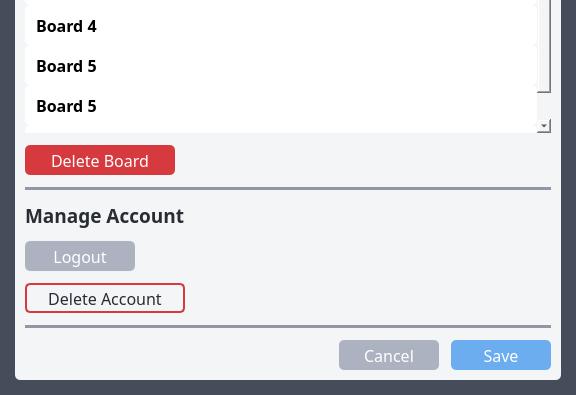
dulapahv/Kanbaru, file src/ui/app_settings.ui: the form before one commit; both pictures show x 0 to 576 and y 283 to 678 of the 576 by 678 pixel window.
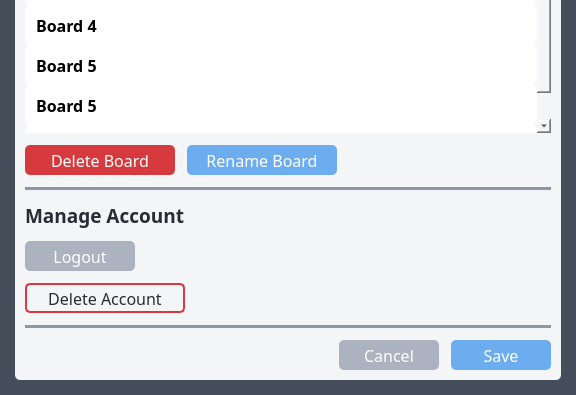
The form after the commit. Icons and pictures are not drawn.

Commit message: Add Firebase integration, add rename button in GUI

```diff
--- a/src/ui/app_settings.ui
+++ b/src/ui/app_settings.ui
@@ -271,6 +271,8 @@
                </widget>
               </item>
               <item>
+               <layout class="QHBoxLayout" name="horizontalLayout_4">
+                <item>
                <widget class="QPushButton" name="btn_delete_board">
                 <property name="sizePolicy">
                  <sizepolicy hsizetype="Fixed" vsizetype="Fixed">
@@ -307,6 +309,57 @@
                </widget>
               </item>
               <item>
+                 <widget class="QPushButton" name="btn_delete_board_2">
+                  <property name="sizePolicy">
+                   <sizepolicy hsizetype="Fixed" vsizetype="Fixed">
+                    <horstretch>0</horstretch>
+                    <verstretch>0</verstretch>
+                   </sizepolicy>
+                  </property>
+                  <property name="minimumSize">
+                   <size>
+                    <width>150</width>
+                    <height>30</height>
+                   </size>
+                  </property>
+                  <property name="font">
+                   <font>
+                    <family>Torus Pro</family>
+                    <pointsize>12</pointsize>
+                   </font>
+                  </property>
+                  <property name="cursor">
+                   <cursorShape>PointingHandCursor</cursorShape>
+                  </property>
+                  <property name="focusPolicy">
+                   <enum>Qt::TabFocus</enum>
+                  </property>
+                  <property name="styleSheet">
+                   <string notr="true">QPushButton {background-color: #6badee; color: #ffffff; border-radius: 5px}
+QPushButton:hover {background-color: #5487bb;}
+QPushButton:focus {border-color: #000000; border-width: 1.5px; border-style: solid;}</string>
+                  </property>
+                  <property name="text">
+                   <string>Rename Board</string>
+                  </property>
+                 </widget>
+                </item>
+                <item>
+                 <spacer name="horizontalSpacer_3">
+                  <property name="orientation">
+                   <enum>Qt::Horizontal</enum>
+                  </property>
+                  <property name="sizeHint" stdset="0">
+                   <size>
+                    <width>40</width>
+                    <height>20</height>
+                   </size>
+                  </property>
+                 </spacer>
+                </item>
+               </layout>
+              </item>
+              <item>
                <widget class="Line" name="line_1">
                 <property name="styleSheet">
                  <string notr="true">background-color: #9096a6;</string>
```
Left out of the diff: 1 changed line with no effect on the pictures. Lines whose indentation alone changed are shown as unchanged. The commit also changes 8 other files.
